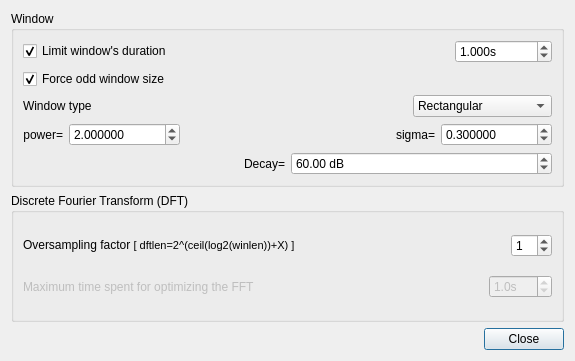
gillesdegottex/dfasma, file src/gvamplitudespectrumwdialogsettings.ui: the form before one commit.
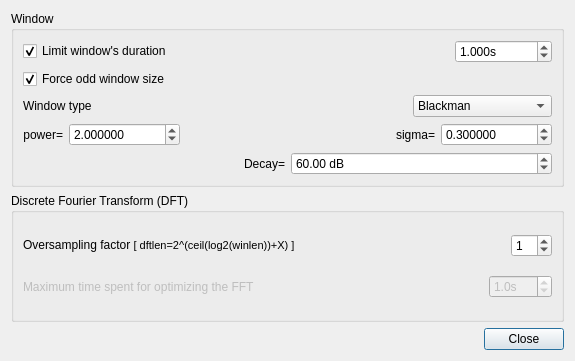
The form after the commit. Icons and pictures are not drawn.

```diff
--- a/src/gvamplitudespectrumwdialogsettings.ui
+++ b/src/gvamplitudespectrumwdialogsettings.ui
@@ -96,6 +96,9 @@
         </item>
         <item>
          <widget class="QComboBox" name="cbAmplitudeSpectrumWindowType">
+          <property name="currentIndex">
+           <number>3</number>
+          </property>
           <item>
            <property name="text">
             <string>Rectangular</string>
```
